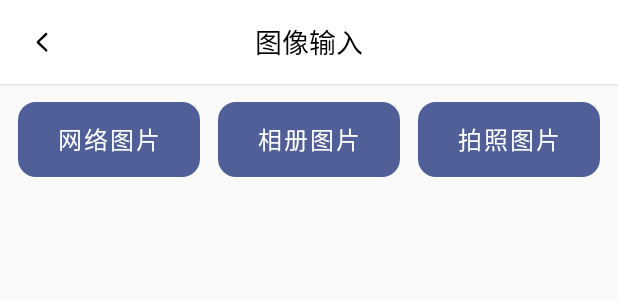
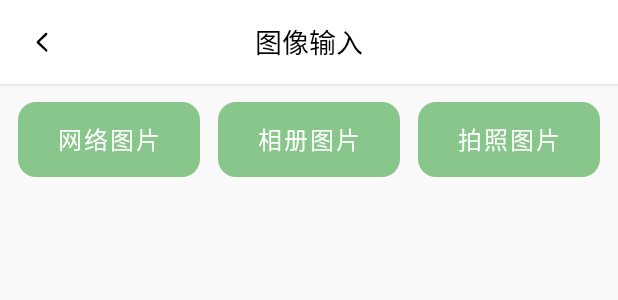
Before and after one commit to Ahapper7/GoodTrash, an Android app: the layout activity_image_input.xml on its own in the app's theme, with its tools: preview values and no code run, on a phone screen of 412 x 824 dp. Shown: the top 300 px of the screen. Run offline under Robolectric (Android 15) with nearby library versions, the phone set to English and light mode, and no system bars.

Commit message:
iinitial commit

```diff
--- a/app/build.gradle
+++ b/app/build.gradle
@@ -47,5 +47,6 @@ dependencies {
     implementation project(path: ':mvplibrary')
     implementation'androidx.appcompat:appcompat:1.2.0'
     implementation 'androidx.constraintlayout:constraintlayout:2.0.4'
+    implementation 'com.google.android.material:material:1.4.+'
 
 }
--- a/app/src/main/res/layout/activity_image_input.xml
+++ b/app/src/main/res/layout/activity_image_input.xml
@@ -79,7 +79,7 @@
                     android:text="网络图片"
                     android:textSize="@dimen/sp_16"
                     android:theme="@style/Theme.MaterialComponents.Light.DarkActionBar"
-                    app:backgroundTint="@color/colorPrimaryDark"
+                    app:backgroundTint="#FF88C68B"
                     app:cornerRadius="@dimen/dp_12"
                     app:iconGravity="textStart"
                     app:iconSize="@dimen/dp_24" />
@@ -98,7 +98,7 @@
                     android:text="相册图片"
                     android:textSize="@dimen/sp_16"
                     android:theme="@style/Theme.MaterialComponents.Light.DarkActionBar"
-                    app:backgroundTint="@color/colorPrimaryDark"
+                    app:backgroundTint="#FF88C68B"
                     app:cornerRadius="@dimen/dp_12"
                     app:iconGravity="textStart"
                     app:iconSize="@dimen/dp_24" />
@@ -116,7 +116,7 @@
                     android:text="拍照图片"
                     android:textSize="@dimen/sp_16"
                     android:theme="@style/Theme.MaterialComponents.Light.DarkActionBar"
-                    app:backgroundTint="@color/colorPrimaryDark"
+                    app:backgroundTint="#FF88C68B"
                     app:cornerRadius="@dimen/dp_12"
                     app:iconGravity="textStart"
                     app:iconSize="@dimen/dp_24" />
--- a/app/src/main/res/menu/nav_menu.xml
+++ b/app/src/main/res/menu/nav_menu.xml
@@ -1,5 +1,6 @@
 <?xml version="1.0" encoding="utf-8"?>
-<menu xmlns:android="http://schemas.android.com/apk/res/android">
+<menu xmlns:app="http://schemas.android.com/apk/res-auto"
+    xmlns:android="http://schemas.android.com/apk/res/android">
     <!--增加其他菜单-->
     <item
         android:id="@+id/item_setting"
--- a/app/src/main/res/values/styles.xml
+++ b/app/src/main/res/values/styles.xml
@@ -3,8 +3,8 @@
     <!-- Base application theme. -->
     <style name="AppTheme" parent="Theme.AppCompat.Light.NoActionBar">
         <!-- Customize your theme here. -->
-        <item name="colorPrimary">@color/colorPrimary</item>
-        <item name="colorPrimaryDark">@color/colorPrimaryDark</item>
+        <item name="colorPrimary">#C4219826</item>
+        <item name="colorPrimaryDark">#C4219826</item>
         <item name="colorAccent">@color/colorAccent</item>
     </style>
 
```
Also changed, not shown: app/src/main/AndroidManifest.xml (+12 -5 lines), app/src/main/java/com/llw/goodtrash/Welcome.java (added, +27 -0 lines), app/src/main/res/layout/activity_main.xml (+12 -10 lines), app/src/main/res/layout/activity_welcome.xml (added, +12 -0 lines), 4 other files.
